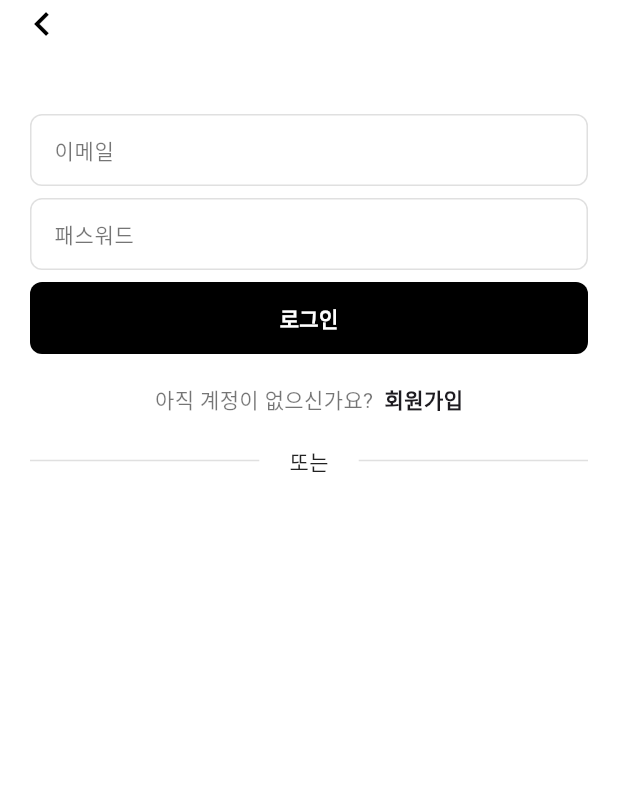
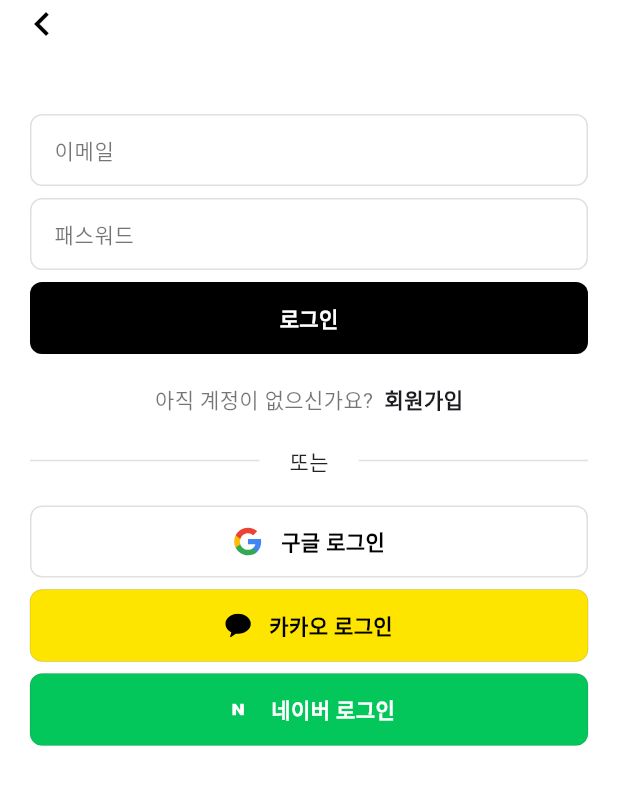
Before and after one commit to pomodak/pomodak-flutter, a Flutter app: the screen it shows after launch, after a tap on "접속하기", on a phone screen of 412 x 824 dp. Shown: the top 785 px of the screen. Run offline on Flutter 3.47's test engine with Material 3 defaults, Android fonts, the phone set to English and light mode, and no system bars; our stand-ins replace another_flushbar, awesome_bottom_bar, flutter_dotenv, flutter_secure_storage, flutter_svg, fluttertoast and 4 more; accounts and stored records are empty; network calls fail.

Commit message:
Implement social login UI in login page

```diff
--- a/lib/views/screens/login_page.dart
+++ b/lib/views/screens/login_page.dart
@@ -1,5 +1,6 @@
 import 'package:flutter/gestures.dart';
 import 'package:flutter/material.dart';
+import 'package:flutter_svg/svg.dart';
 import 'package:go_router/go_router.dart';
 import 'package:pomodak/router/route_utils.dart';
 import 'package:pomodak/view_models/auth_view_model.dart';
@@ -129,8 +130,40 @@
                 padding: EdgeInsets.symmetric(vertical: 20),
                 child: CustomDivider(),
               ),
-
-
+              CustomButton(
+                icon: SvgPicture.asset(
+                  "assets/icons/google.svg",
+                  height: 20,
+                ),
+                text: "구글 로그인",
+                onTap: () {},
+                backgroundColor: Colors.white,
+                textColor: Colors.black,
+              ),
+              const SizedBox(height: 8),
+              CustomButton(
+                icon: SvgPicture.asset(
+                  "assets/icons/kakao.svg",
+                  height: 16,
+                ),
+                text: "카카오 로그인",
+                onTap: () {},
+                backgroundColor: const Color(0xffFEE500),
+                textColor: Colors.black,
+                borderWidth: 0,
+              ),
+              const SizedBox(height: 8),
+              CustomButton(
+                icon: SvgPicture.asset(
+                  "assets/icons/naver.svg",
+                  height: 20,
+                ),
+                text: "네이버 로그인",
+                onTap: () {},
+                backgroundColor: const Color(0xff03C75A),
+                textColor: Colors.white,
+                borderWidth: 0,
+              )
             ],
           ),
         ),
--- a/lib/views/widgets/custom_button.dart
+++ b/lib/views/widgets/custom_button.dart
@@ -6,7 +6,9 @@
   final VoidCallback onTap;
   final Color backgroundColor;
   final Color textColor;
-  final IconData? icon;
+  final dynamic icon; // Icon or SvgPicture
+  final Color borderColor;
+  final double borderWidth;
 
   const CustomButton({
     super.key,
@@ -15,20 +17,37 @@
     required this.onTap,
     this.backgroundColor = Colors.black,
     this.textColor = Colors.white,
+    this.borderColor = Colors.black12,
+    this.borderWidth = 1,
     this.icon,
   });
 
   @override
   Widget build(BuildContext context) {
+    List<Widget> rowChildren = [
+      if (icon != null) ...[
+        icon,
+        const SizedBox(width: 12),
+      ],
+      Text(
+        text,
+        style: TextStyle(
+          color: textColor,
+          fontSize: 14,
+          fontWeight: FontWeight.bold,
+        ),
+      ),
+    ];
+
     return GestureDetector(
       onTap: isLoading ? null : onTap,
       child: Container(
-        padding: const EdgeInsets.symmetric(vertical: 14.0),
+        height: 48,
         alignment: Alignment.center,
         decoration: BoxDecoration(
-          color: isLoading ? Colors.grey : backgroundColor, // 로딩 중이면 회색
-          borderRadius: BorderRadius.circular(8.0),
-        ),
+            color: isLoading ? Colors.grey : backgroundColor, // 로딩 중이면 회색
+            borderRadius: BorderRadius.circular(8.0),
+            border: Border.all(color: borderColor, width: borderWidth)),
         child: isLoading
             ? SizedBox(
                 width: 24,
@@ -42,20 +61,7 @@
               )
             : Row(
                 mainAxisAlignment: MainAxisAlignment.center,
-                children: [
-                  if (icon != null) ...[
-                    Icon(icon, color: textColor),
-                    const SizedBox(width: 8.0),
-                  ],
-                  Text(
-                    text,
-                    style: const TextStyle(
-                      color: Colors.white,
-                      fontSize: 14,
-                      fontWeight: FontWeight.bold,
-                    ),
-                  ),
-                ],
+                children: rowChildren,
               ),
       ),
     );
```
